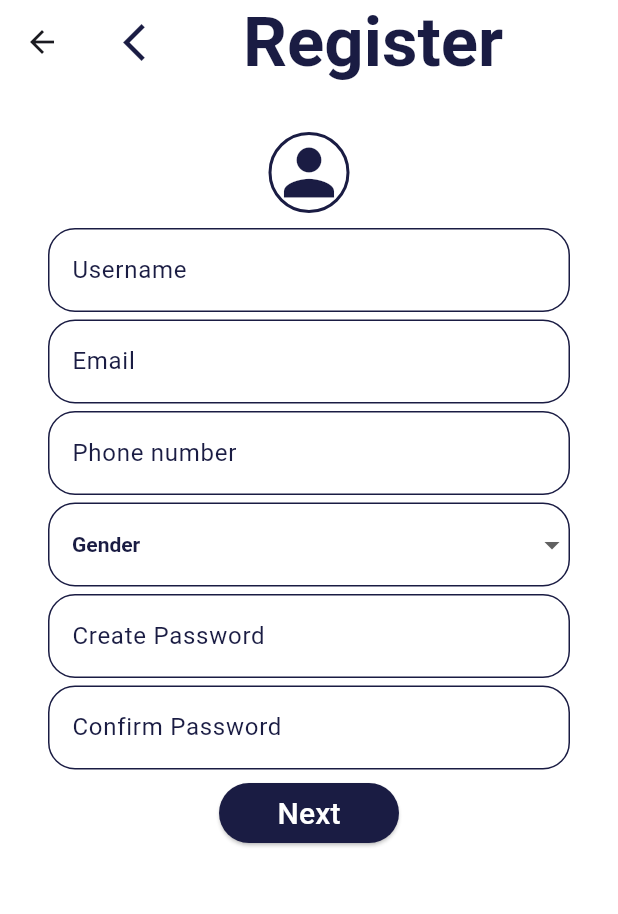
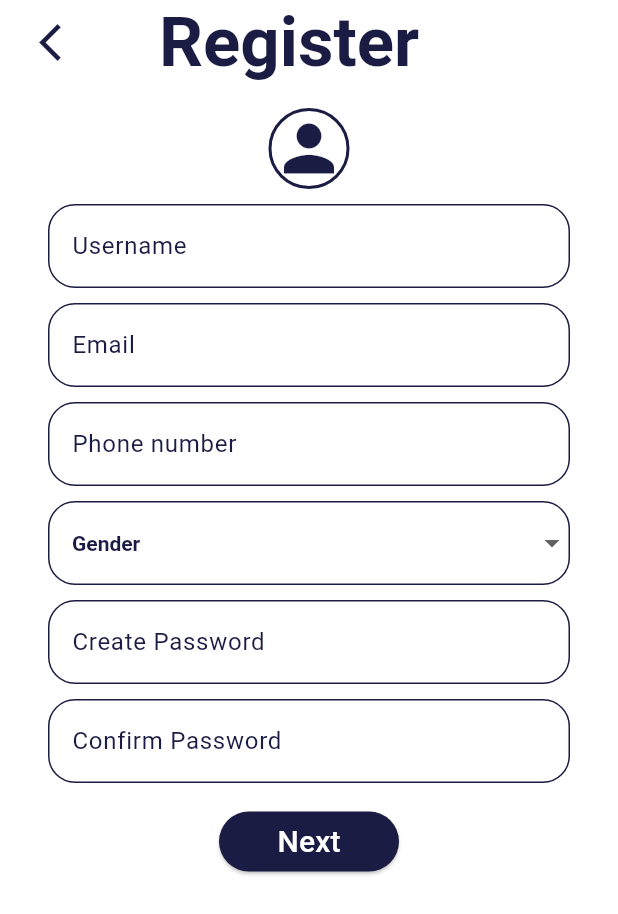
Before and after one commit to RELIEFCOSPLAY/GOTWO_APP, a Flutter app: the Rider_Register screen opened directly, on a phone screen of 412 x 824 dp. Shown: the top 914 px of the screen. Run offline on Flutter 3.47's test engine with Material 3 defaults, Android fonts, the phone set to English and light mode, and no system bars; our stand-ins replace lorem_ipsum.

Commit message:
main update

```diff
--- a/lib/gotwo_Register.dart
+++ b/lib/gotwo_Register.dart
@@ -36,7 +36,7 @@
       child: Scaffold(
         backgroundColor: Colors.transparent,
         appBar: AppBar(
-          backgroundColor: Color(0xffffffff),
+          backgroundColor: const Color(0xffffffff),
           title: Center(
             child: Column(
               mainAxisAlignment: MainAxisAlignment.start,
@@ -73,7 +73,7 @@
   Widget _page() {
     return SingleChildScrollView(
       child: Padding(
-        padding: const EdgeInsets.all(32.0),
+        padding: const EdgeInsets.only(left: 32, right: 32, top: 16),
         child: Center(
           child: Column(
             mainAxisAlignment: MainAxisAlignment.center,
@@ -81,19 +81,19 @@
               _icon(),
               const SizedBox(height: 10),
               _inputField("Username", usernameController),
-              const SizedBox(height: 5),
+              const SizedBox(height: 10),
               _inputField("Email", emaiController),
-              const SizedBox(height: 5),
+              const SizedBox(height: 10),
               _inputField("Phone number", phoneController),
-              const SizedBox(height: 5),
+              const SizedBox(height: 10),
               _dropdown(),
-              const SizedBox(height: 5),
+              const SizedBox(height: 10),
               _inputField("Create Password", createPasswordController,
                   isPassword: true),
-              const SizedBox(height: 5),
+              const SizedBox(height: 10),
               _inputField("Confirm Password", confirmPasswordController,
                   isPassword: true),
-              const SizedBox(height: 5),
+              const SizedBox(height: 15),
               _registerBtn(),
             ],
           ),
@@ -116,11 +116,16 @@
   }
 
   Widget _icon() {
-    return Container(
-      decoration: BoxDecoration(
-          border: Border.all(color: const Color(0xff1a1c43), width: 2),
-          shape: BoxShape.circle),
-      child: const Icon(Icons.person, color: Color(0xff1a1c43), size: 50),
+    return GestureDetector(
+      onTap: () {
+        debugPrint("Add Photo");
+      },
+      child: Container(
+        decoration: BoxDecoration(
+            border: Border.all(color: const Color(0xff1a1c43), width: 2),
+            shape: BoxShape.circle),
+        child: const Icon(Icons.person, color: Color(0xff1a1c43), size: 50),
+      ),
     );
   }
 
--- a/lib/main.dart
+++ b/lib/main.dart
@@ -37,7 +37,7 @@
         colorScheme: ColorScheme.fromSeed(seedColor: const Color(0xff1a1c43)),
         useMaterial3: true,
       ),
-      home: GotwoLogin(),
+      home: Rider_Register(),
     );
   }
 }
```
